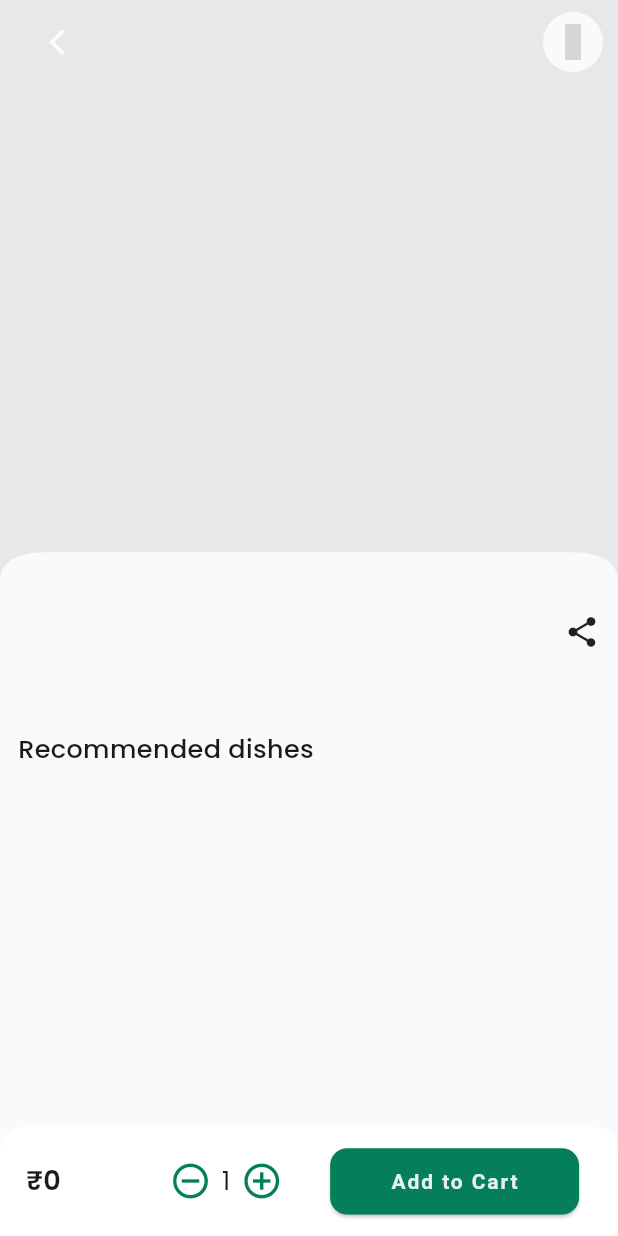
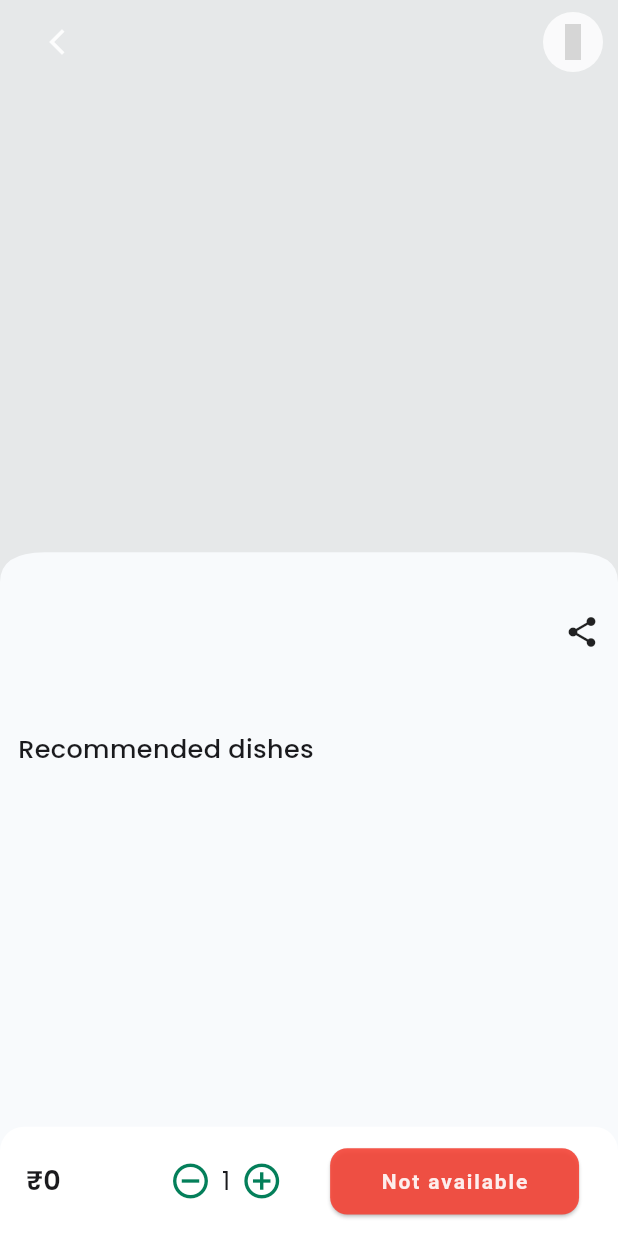
Before and after one commit to Syed-shan46/biryan-app, a Flutter app: the ProductDetailScreen screen opened directly with empty values, on a phone screen of 412 x 824 dp. Run offline on Flutter 3.47's test engine with Material 3 defaults, Android fonts, the phone set to English and light mode, and no system bars; drawn by our look-alikes of carousel_slider, flutter_animate; our stand-ins replace badges, bounce, cloud_firestore, firebase_auth, firebase_core, firebase_messaging and 18 more; missing offline and left inert: app_settings, phone_otp_verification; accounts and stored records are empty; network calls fail; project files that could hold a hidden picture were left out; key blocks and very long unbroken strings in the code were emptied for the run; grey boxes are pictures that could not be loaded.

Commit message:
going to socket

```diff
--- a/lib/features/authentication/models/product.dart
+++ b/lib/features/authentication/models/product.dart
@@ -8,6 +8,7 @@ class Product {
   final String itemName; // Name of the product.
   final int itemPrice; // Price of the product (stored as an integer).
   final int? quantity;
+  final bool isAvailable;
   final String description;
   final bool isAdditional; // Detailed description of the product.
   final String category; // Category to which the product belongs.
@@ -18,6 +19,7 @@ class Product {
   // to initialize a product object with specific values for each field.
   Product({
     this.quantity,
+    required this.isAvailable,
     required this.id, // Assigns the `id` parameter to the `id` property.
     required this.itemName, // Assigns the `productName` parameter to the `productName` property.
     required this.itemPrice, // Assigns the `productPrice` parameter to the `productPrice` property.
@@ -33,6 +35,7 @@ class Product {
     return <String, dynamic>{
       'id': id, // Storing the `id` field in the map with a key of 'id'.
       'quantity': quantity,
+      'isAvailable': isAvailable,
       'itemName':
           itemName, // Storing the `productName` field in the map with a key of 'productName'.
       'itemPrice':
@@ -59,6 +62,7 @@ class Product {
         itemPrice: map['itemPrice']
             as int, // Extracts the `productPrice` from the map and assigns it.
         quantity: map['quantity'] as int,
+        isAvailable: map['isAvailable'] as bool,
         description: map['description']
             as String, // Extracts the `description` from the map and assigns it.
         category: map['category']
--- a/lib/features/shop/screens/cart/cart_screen.dart
+++ b/lib/features/shop/screens/cart/cart_screen.dart
@@ -164,7 +164,7 @@ class _CartScreenState extends ConsumerState<CartScreen>
                         var item = entry.value;
                         SendNotificationService.sendNotificationUsingApi(
                             token:
-                                'dshbJdhqTIieSilsSYtECr:APA91bFqHrL9yc2SFOFCBZ6HaXHhMqlpQxXIyoGYk9HZt2C8HhHuXX95kZAbt1vwvQZPlSBQ4wQwkxBHFJ_R1m7s3fkfraE5K0dvmtx3VhKvaa8IVC2q5As',
+                                'eCa1TFIRRjOFp86ZIlk2z-:APA91bE_9RwIWkKi0a59f3LH1vsL-fOPqf9enq0eNZItRMbzn3y8tgODqFzlsPgDLQSi4IFEAI5nBkfNh67weJM8mAEJJ2zVsWda-pVzHbMaQHdcFhjluDs',
                             title: 'New Order ${item.itemName}',
                             body: 'Price ${item.itemPrice}');
                       });
@@ -316,7 +316,7 @@ class _CartScreenState extends ConsumerState<CartScreen>
                                   .bodyMedium!
                                   .copyWith(
                                       fontWeight: FontWeight.bold,
-                                      color: Colors.red.withOpacity(0.9)),
+                                      color: AppColors.primaryColor.withOpacity(0.9)),
                             )
                           ],
                         ),
@@ -368,7 +368,7 @@ class _CartScreenState extends ConsumerState<CartScreen>
                                   .bodyMedium!
                                   .copyWith(
                                       fontWeight: FontWeight.bold,
-                                      color: AppColors.accentColor),
+                                      color: AppColors.primaryColor),
                             )
                           ],
                         ),
--- a/lib/features/shop/screens/home/product_detail/product_detail_screen.dart
+++ b/lib/features/shop/screens/home/product_detail/product_detail_screen.dart
@@ -408,15 +408,14 @@ class _BottomNavigationBtnState extends ConsumerState<BottomNavigationBtn> {
           SizedBox(
             width: 145.w,
             height: 37.h,
-            child: ElevatedButton(
+            child: widget.product.isAvailable
+                ? ElevatedButton(
                     style: ElevatedButton.styleFrom(
                         backgroundColor: AppColors.primaryColor,
                         foregroundColor: Colors.white.withOpacity(0.9),
                         shape: RoundedRectangleBorder(
                             borderRadius: BorderRadius.circular(10.r))),
-              onPressed: ()  {
-
-
+                    onPressed: () {
                       try {
                         cartPvr.addItemToCart(
                           itemName: widget.product.itemName,
@@ -427,12 +426,26 @@ class _BottomNavigationBtnState extends ConsumerState<BottomNavigationBtn> {
                           itemId: widget.product.id,
                         );
 
-
-                  Get.to(() => const CartScreen(showBackArrow: true,));
+                        Get.to(() => const CartScreen(
+                              showBackArrow: true,
+                            ));
                       } finally {}
                     },
-              child:
-                  isAdded ? const Text('View cart') : const Text('Add to Cart'),
+                    child: const Text('Add to cart'),
+                  )
+                : SizedBox(
+                    width: 145.w,
+                    height: 37.h,
+                    child: ElevatedButton(
+                        style: ElevatedButton.styleFrom(
+                          backgroundColor: Colors.red.withOpacity(0.9),
+                          foregroundColor: Colors.white.withOpacity(0.9),
+                          shape: RoundedRectangleBorder(
+                            borderRadius: BorderRadius.circular(10.r),
+                          ),
+                        ),
+                        onPressed: () {},
+                        child: const Text('Not available')),
                   ),
           ),
           const SizedBox(width: 20),
--- a/lib/features/shop/screens/notifications/notification_screen.dart
+++ b/lib/features/shop/screens/notifications/notification_screen.dart
@@ -11,7 +11,7 @@ import 'package:flutter/material.dart';
 
 class NotificationScreen extends StatefulWidget {
   final RemoteMessage? message;
-  const NotificationScreen({super.key, this.message});
+   const NotificationScreen({super.key, this.message});
 
   @override
   State<NotificationScreen> createState() => _NotificationScreenState();
--- a/lib/features/shop/screens/order/widgets/orders_tabs.dart
+++ b/lib/features/shop/screens/order/widgets/orders_tabs.dart
@@ -21,10 +21,10 @@ class OrdersTabs extends StatelessWidget {
         dividerColor: Colors.transparent,
         indicator: BoxDecoration(
             borderRadius: BorderRadius.circular(25.r),
-            color: AppColors.accentColor.withOpacity(0.9)),
+            color: AppColors.primaryColor.withOpacity(0.9)),
         labelColor: Colors.white,
         labelStyle: appStyle(12, Colors.white, FontWeight.normal),
-        unselectedLabelColor: AppColors.accentColor.withOpacity(0.6),
+        unselectedLabelColor: AppColors.primaryColor.withOpacity(0.6),
         tabAlignment: TabAlignment.start,
         tabs: List.generate(
             orderList.length, (i) => TabWidget(text: orderList[i])));
--- a/lib/utils/constants/global_variables.dart
+++ b/lib/utils/constants/global_variables.dart
@@ -1,5 +1,5 @@
-String uri = 'http://192.168.31.58:3000';
-String loc = 'http://192.168.31.58';
+String uri = 'http://10.0.2.2:3000';
+String loc = 'http://192.168.31.58:3000';
 
 String render = 'https://biriyan-backend.onrender.com';
 String sec = 'http://10.0.2.2:3000';
```
Also changed, not shown: lib/features/shop/screens/home/widgets/food_widget.dart (+14 -0 lines), lib/features/shop/screens/notifications/test.dart (added, +10 -0 lines), lib/features/shop/screens/order/user_orders_screen.dart (+4 -7 lines), lib/services/get_service_key.dart (+2 -2 lines), assets/images/not.png (added). Lines whose indentation alone changed are shown as unchanged.
